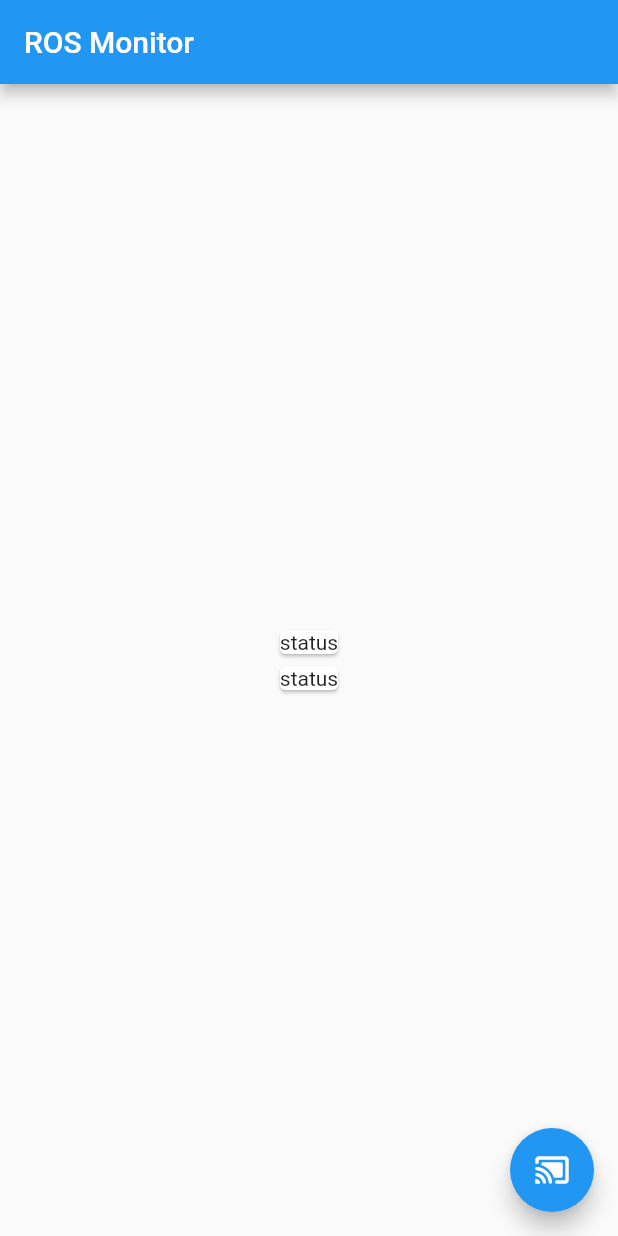
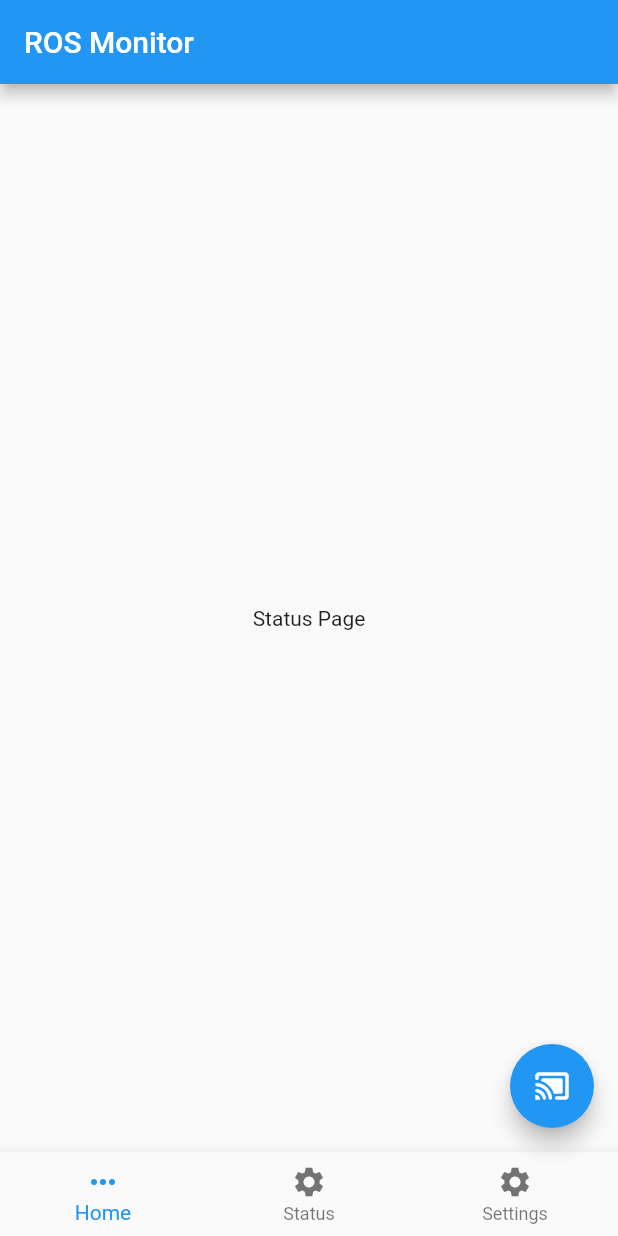
Before and after one commit to IndigoCarmine/ros_monitor, a Flutter app: the screen it shows after launch, on a phone screen of 412 x 824 dp. Run offline on Flutter 3.47's test engine with Material 2 defaults, Android fonts, the phone set to English and light mode, and no system bars; our stand-ins replace settings_ui; missing offline and left inert: roslibdart.

Commit message:
make some pages

```diff
--- a/lib/main.dart
+++ b/lib/main.dart
@@ -1,6 +1,9 @@
 import 'dart:convert';
 
 import 'package:flutter/material.dart';
+import 'package:ros_monitor/control.dart';
+import 'package:ros_monitor/settings.dart';
+import 'package:ros_monitor/status.dart';
 import 'package:roslibdart/roslibdart.dart';
 
 void main() {
@@ -33,32 +36,42 @@ class MainPage extends StatefulWidget {
 class _MainPageState extends State<MainPage> {
   late Ros ros;
   late Topic topic;
+  int _selectedIndex = 0;
+  static final _screens = <Widget>[StatusPage(), ControlPage(), SettingsPage()];
   @override
   Widget build(BuildContext context) {
     return Scaffold(
       appBar: AppBar(
         title: Text(widget.title),
       ),
-        body: Center(
-          child: Column(
-            mainAxisAlignment: MainAxisAlignment.center,
-            children: const <Widget>[
-              Card(
-                child: Text('status'),
+      body: _screens[_selectedIndex],
+      bottomNavigationBar: BottomNavigationBar(
+          items: const <BottomNavigationBarItem>[
+            BottomNavigationBarItem(
+              icon: Icon(Icons.keyboard_control),
+              label: 'Home',
             ),
-              Card(
-                child: Text('status'),
-              )
+            BottomNavigationBarItem(
+              icon: Icon(Icons.settings),
+              label: 'Status',
+            ),
+            BottomNavigationBarItem(
+                icon: Icon(Icons.settings), label: 'Settings'),
           ],
-          ),
-        ),
+          currentIndex: _selectedIndex,
+          onTap: (int index) {
+            setState(() {
+              _selectedIndex = index;
+            });
+          }),
       floatingActionButton: FloatingActionButton(
           onPressed: websocketConnect,
           tooltip: 'connect',
           child: const Icon(
             Icons.cast_connected_rounded,
           ) // This trailing comma makes auto-formatting nicer for build methods.
-            ));
+          ),
+    );
   }
 
   Future<void> websocketConnect() async {
--- /dev/null
+++ b/lib/status.dart
@@ -0,0 +1,19 @@
+import 'package:flutter/material.dart';
+
+class StatusPage extends StatefulWidget {
+  StatusPage({Key? key}) : super(key: key);
+
+  @override
+  State<StatusPage> createState() => _StatusPageState();
+}
+
+class _StatusPageState extends State<StatusPage> {
+  @override
+  Widget build(BuildContext context) {
+    return const Scaffold(
+      body: Center(
+        child: Text('Status Page'),
+      ),
+    );
+  }
+}
--- a/pubspec.yaml
+++ b/pubspec.yaml
@@ -30,6 +30,8 @@ dependencies:
   flutter:
     sdk: flutter
   roslibdart: ^0.0.1-dev+4
+  settings_ui: ^2.0.2
+  shared_preferences: ^2.0.15
   # The following adds the Cupertino Icons font to your application.
   # Use with the CupertinoIcons class for iOS style icons.
   cupertino_icons: ^1.0.2
```
Also changed, not shown: lib/control.dart (added, +19 -0 lines), lib/settings.dart (added, +90 -0 lines), pubspec.lock, 1 other file. Lines whose indentation alone changed are shown as unchanged.
